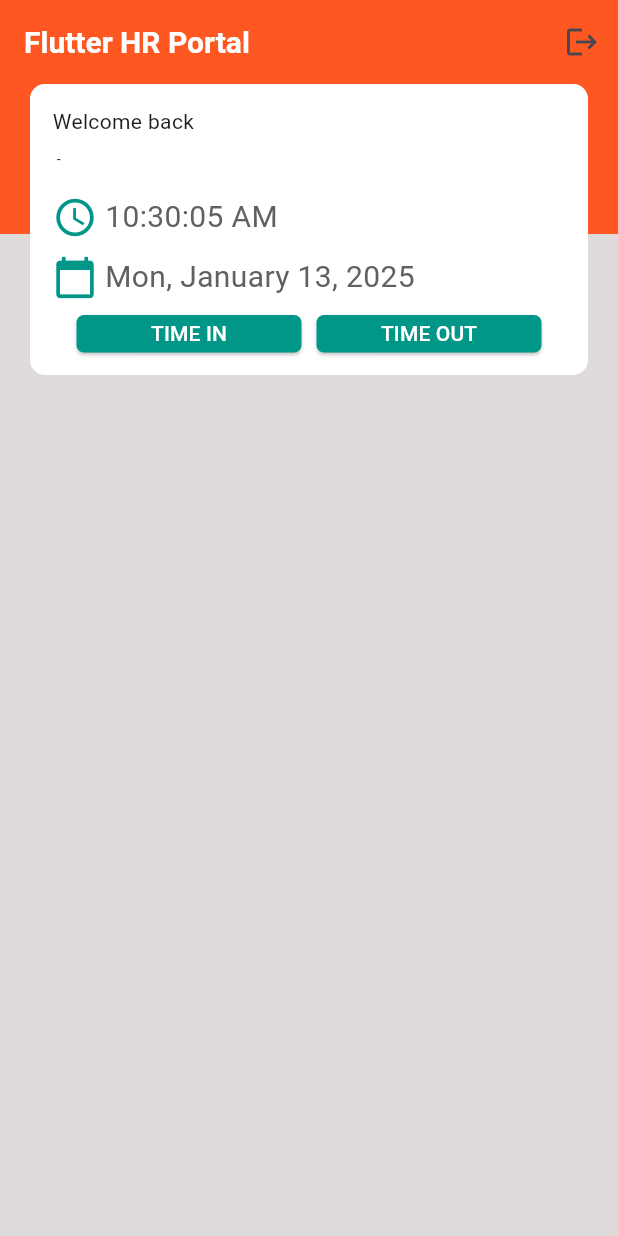
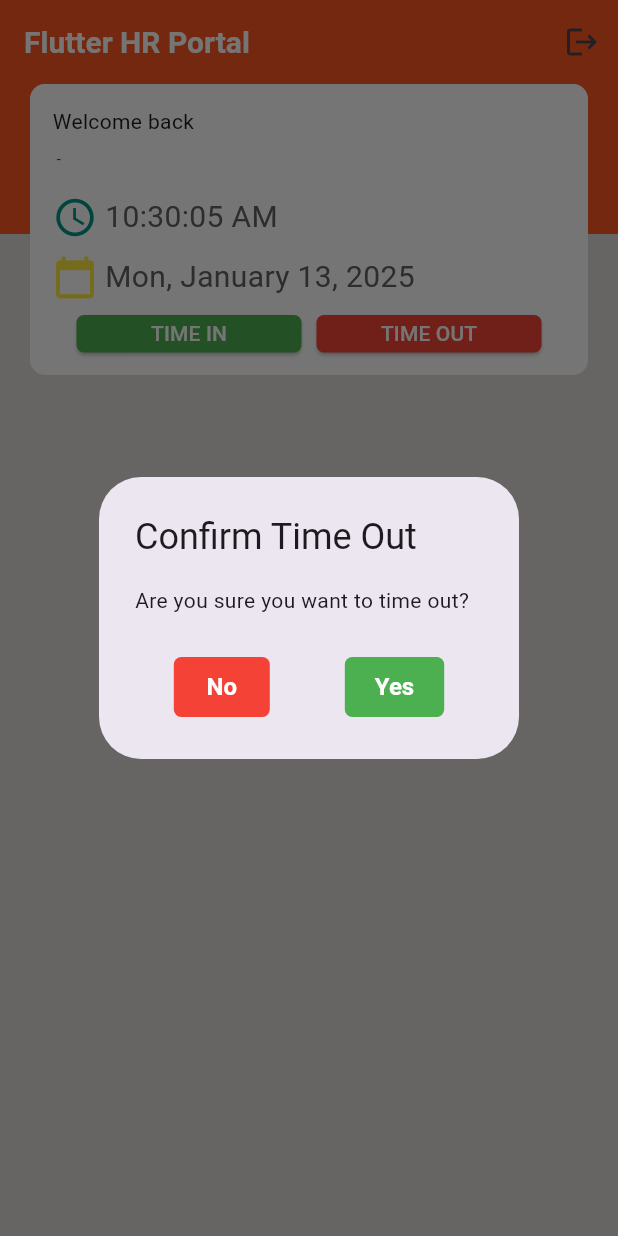
Before and after one commit to arjaymangubat1104/FlutterHRPortal, a Flutter app: the HomePage screen opened by its route, after a tap on "TIME IN", after a tap on "TIME OUT", on a phone screen of 412 x 824 dp. Run offline on Flutter 3.47's test engine with Material 3 defaults, Android fonts, the light colour scheme and no system bars; our stand-ins replace cloud_firestore, firebase_auth, firebase_core; accounts and stored records are empty.

Commit message:
Update in error in time in and out
-Fix issue time in and tim out

```diff
--- a/lib/models/user_model.dart
+++ b/lib/models/user_model.dart
@@ -1,3 +1,5 @@
+
+
 class UserModel {
   final String uid;
   final String? email;
--- a/lib/utils/confimation_dialog_box.dart
+++ b/lib/utils/confimation_dialog_box.dart
@@ -18,15 +18,55 @@
     return AlertDialog(
       title: Text(title),
       content: Text(content),
-      actions: <Widget>[
-        TextButton(
-          onPressed: () => onNo(),
-          child: Text('No'),
-        ),
-        TextButton(
-          onPressed: () => onYes(),
-          child: Text('Yes'),
-        ),
+      actions: [
+        Row(
+          mainAxisAlignment: MainAxisAlignment.center,
+          children: [
+            ElevatedButton(
+              onPressed: () => onNo(),
+              style: ElevatedButton.styleFrom(
+                backgroundColor: Colors.red,
+                padding: EdgeInsets.symmetric(horizontal: 20, vertical: 10),
+                textStyle: TextStyle(
+                  fontSize: 16,
+                  fontWeight: FontWeight.bold,
+                ),
+                shape: RoundedRectangleBorder(
+                  borderRadius: BorderRadius.circular(5),
+                ),
+                elevation: 0,
+              ),
+              child: Text(
+                'No',
+                style: TextStyle(
+                  color: Colors.white,
+                ),
+              ),
+            ),
+            const SizedBox(width: 50),
+            ElevatedButton(
+              onPressed: () => onYes(),
+              style: ElevatedButton.styleFrom(
+                backgroundColor: Colors.green,
+                padding: EdgeInsets.symmetric(horizontal: 20, vertical: 10),
+                textStyle: TextStyle(
+                  fontSize: 16,
+                  fontWeight: FontWeight.bold,
+                ),
+                shape: RoundedRectangleBorder(
+                  borderRadius: BorderRadius.circular(5),
+                ),
+                elevation: 0,
+              ),
+              child: Text(
+                'Yes',
+                style: TextStyle(
+                  color: Colors.white,
+                ),
+              ),
+            ),
+          ],
+        )
       ],
     );
   }
--- a/lib/utils/prompt_dialog_box.dart
+++ b/lib/utils/prompt_dialog_box.dart
@@ -50,14 +50,14 @@
             ElevatedButton(
               onPressed: () => onPressed(),
               style: ElevatedButton.styleFrom(
-                backgroundColor: Colors.deepOrange,
+                backgroundColor: Colors.blueGrey,
                 padding: EdgeInsets.symmetric(horizontal: 20, vertical: 10),
                 textStyle: TextStyle(
                   fontSize: 16,
                   fontWeight: FontWeight.bold,
                 ),
                 shape: RoundedRectangleBorder(
-                  borderRadius: BorderRadius.circular(10),
+                  borderRadius: BorderRadius.circular(5),
                 ),
                 elevation: 0,
               ),
--- a/lib/viewmodel/attendance_view_model.dart
+++ b/lib/viewmodel/attendance_view_model.dart
@@ -35,14 +35,24 @@
       if (userModel == null) {
         throw Exception("User not logged in");
       }
+
+      QuerySnapshot attendanceQuery = await _firestore.collection('attendance')
+        .where('user_id', isEqualTo: userModel.uid)
+        .where('attendance_date', isEqualTo: DateFormat('yyyy-MM-dd').format(_checkInTime!))
+        .get();
+
+      if (attendanceQuery.docs.isNotEmpty) {
+        throw Exception("You've already timed in today");
+      }
+
       UserAttendanceModel attendance = UserAttendanceModel(
         id: _firestore.collection('attendance').doc().id,
         userId: userModel.uid,
         userName: userModel.displayName,
-        attendanceStatus: 'Present',
+        attendanceStatus: 'AWOL',
         attendanceDate: DateFormat('yyyy-MM-dd').format(_checkInTime!),
         timeIn: DateFormat('HH:mm:ss').format(_checkInTime!),
-        timeOut: DateFormat('HH:mm:ss').format(_checkInTime!),
+        timeOut: '',
       );
       await _firestore.collection('attendance').doc(attendance.id).set(attendance.toJson());
       _isSuccessInOut = true;
@@ -62,13 +72,17 @@
         throw Exception("User not logged in");
       }
       QuerySnapshot attendanceQuery = await _firestore.collection('attendance')
-        .where('userId', isEqualTo: userModel.uid)
-        .where('attendanceDate', isEqualTo: DateFormat('yyyy-MM-dd').format(_checkOutTime!))
+        .where('user_id', isEqualTo: userModel.uid)
+        .where('attendance_date', isEqualTo: DateFormat('yyyy-MM-dd').format(_checkOutTime!))
         .get();
       if (attendanceQuery.docs.isNotEmpty) {
         DocumentSnapshot doc = attendanceQuery.docs.first;
+         Map<String, dynamic> data = doc.data() as Map<String, dynamic>;
+        if (data['time_out'] != null && data['time_out'].isNotEmpty) {
+          throw Exception("You've already timed out today");
+        }
         await _firestore.collection('attendance').doc(doc.id).update({
-          'timeOut': DateFormat('HH:mm:ss').format(_checkOutTime!),
+          'time_out': DateFormat('HH:mm:ss').format(_checkOutTime!),
         });
         _isSuccessInOut = true;
         notifyListeners();
@@ -81,4 +95,8 @@
       notifyListeners();
     }
   }
+
+   // Method to fetch user attendance data
+
+
 }
--- a/lib/views/home_page.dart
+++ b/lib/views/home_page.dart
@@ -88,7 +88,7 @@
                               ),
                             ),
                             Text(
-                              ' - ${userModel?.uid}',
+                              ' - ${userModel?.uid ?? 'uid'}',
                               style: TextStyle(
                                 fontSize: 10,
                               ),
@@ -119,7 +119,7 @@
                             Icon(
                               Icons.calendar_today,
                               size: 30,
-                              color: Colors.teal,
+                              color: Colors.yellow,
                             ),
                             const SizedBox(width: 5),
                             Text(
@@ -140,7 +140,6 @@
                               height: 25,
                               child: ElevatedButton(
                                 onPressed: () {
-                                  //attendanceViewModel.timeIn();
                                   showDialog(
                                     context: context,
                                     builder: (context) => ConfimationDialogBox(
@@ -164,7 +163,7 @@
                                           PromptDialogBox(
                                             icon: Icons.error_outline,
                                             title: 'Time In Failed',
-                                            content: 'You have failed to time in',
+                                            content: attendanceViewModel.errorMessage ?? 'You have failed to time in',
                                             buttonText: 'OK',
                                             isSuccess: attendanceViewModel.isSuccessInOut,
                                             onPressed: () => Navigator.pop(context),
@@ -176,7 +175,7 @@
                                   );
                                 },
                                 style: ElevatedButton.styleFrom(
-                                  backgroundColor: Colors.teal,
+                                  backgroundColor: Colors.green,
                                   shape: RoundedRectangleBorder(
                                     borderRadius: BorderRadius.circular(5),
                                   ),
@@ -195,10 +194,42 @@
                               height: 25,
                               child: ElevatedButton(
                                 onPressed: () async{
-                                  await attendanceViewModel.timeOut();
+                                  showDialog(
+                                    context: context,
+                                    builder: (context) => ConfimationDialogBox(
+                                      title: 'Confirm Time Out',
+                                      content: 'Are you sure you want to time out?',
+                                      onYes: () async{
+                                        await attendanceViewModel.timeOut();
+                                        Navigator.pop(context);
+                                        showDialog(
+                                          context: context,
+                                          builder: (context) => attendanceViewModel.isSuccessInOut ?
+                                          PromptDialogBox(
+                                            icon: Icons.check_circle,
+                                            title: 'Time Out Successful',
+                                            content: 'You have successfully time out',
+                                            buttonText: 'OK',
+                                            isSuccess: attendanceViewModel.isSuccessInOut,
+                                            onPressed: () => Navigator.pop(context),
+                                          )
+                                          :
+                                          PromptDialogBox(
+                                            icon: Icons.error_outline,
+                                            title: 'Time Out Failed',
+                                            content: attendanceViewModel.errorMessage ?? 'You have failed to time out',
+                                            buttonText: 'OK',
+                                            isSuccess: attendanceViewModel.isSuccessInOut,
+                                            onPressed: () => Navigator.pop(context),
+                                          )
+                                        );
+                                      },
+                                      onNo: () => Navigator.pop(context),
+                                    )
+                                  );
                                 },
                                 style: ElevatedButton.styleFrom(
-                                  backgroundColor: Colors.teal,
+                                  backgroundColor: Colors.red,
                                   shape: RoundedRectangleBorder(
                                     borderRadius: BorderRadius.circular(5),
                                   ),
```
